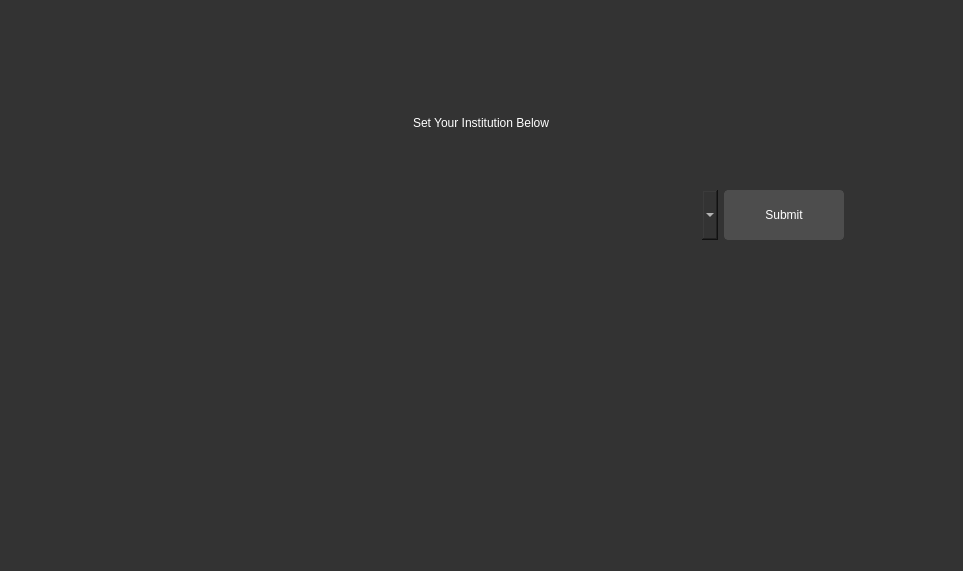
First picture: the form in source/program/driver/features/dropdown.ui, repository Teky500/Ebook-PR-Application, before the edit.
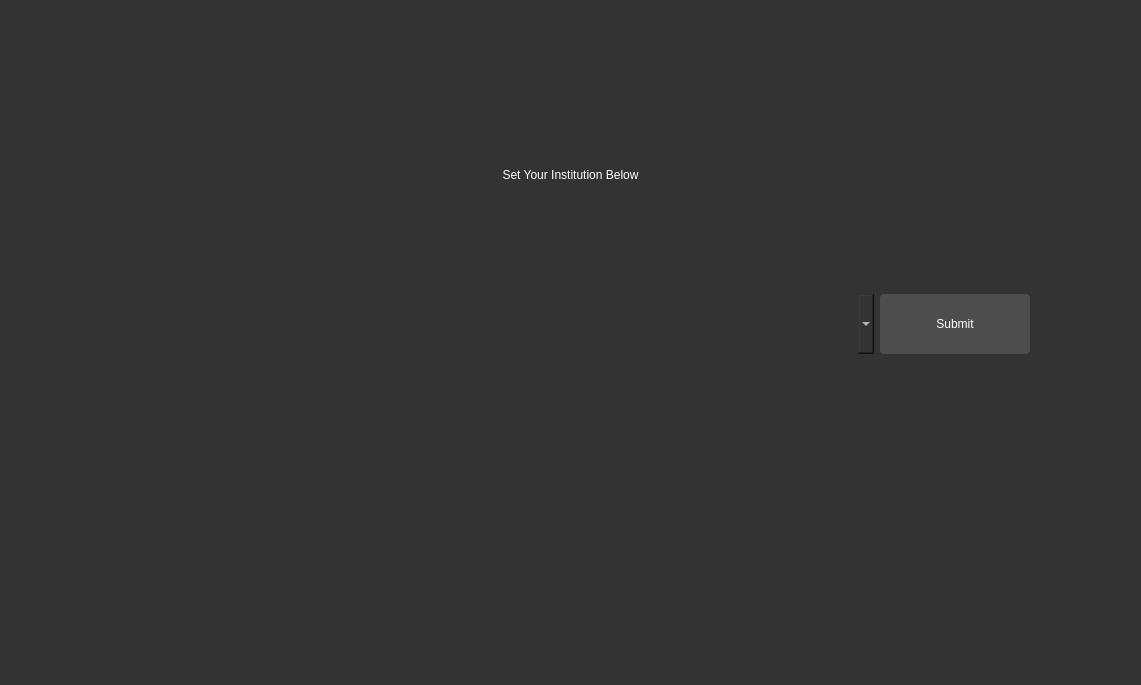
Second picture: the form after the edit.

Patch:
```diff
--- a/source/program/driver/features/dropdown.ui
+++ b/source/program/driver/features/dropdown.ui
@@ -6,14 +6,14 @@
    <rect>
     <x>0</x>
     <y>0</y>
-    <width>963</width>
-    <height>571</height>
+    <width>1141</width>
+    <height>685</height>
    </rect>
   </property>
   <property name="minimumSize">
    <size>
-    <width>963</width>
-    <height>571</height>
+    <width>700</width>
+    <height>500</height>
    </size>
   </property>
   <property name="windowTitle">
@@ -151,7 +151,7 @@
          </property>
          <property name="maximumSize">
           <size>
-           <width>600</width>
+           <width>850</width>
            <height>60</height>
           </size>
          </property>
@@ -197,14 +197,14 @@
         <widget class="QPushButton" name="submit_button_1">
          <property name="minimumSize">
           <size>
-           <width>120</width>
-           <height>50</height>
+           <width>100</width>
+           <height>60</height>
           </size>
          </property>
          <property name="maximumSize">
           <size>
-           <width>120</width>
-           <height>60</height>
+           <width>150</width>
+           <height>80</height>
           </size>
          </property>
          <property name="styleSheet">
```
Left out of the diff: 2 changed lines with no effect on the pictures.
